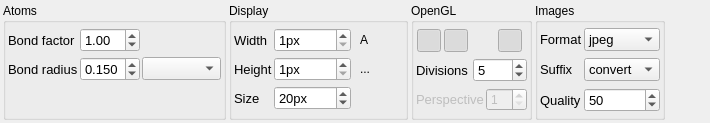
Above: tabs/settings.ui from piti-diablotin/qAgate before the change. Below: the same form after it.
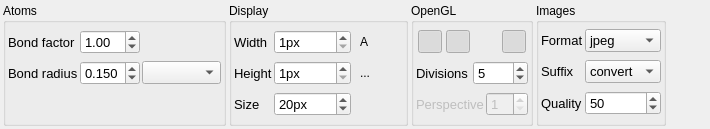
That is the form after the change. Icons and pictures are not drawn. Custom widgets are drawn as their Qt base class.

Commit message: Fix font size

Patch:
```diff
--- a/tabs/settings.ui
+++ b/tabs/settings.ui
@@ -7,7 +7,7 @@
     <x>0</x>
     <y>0</y>
     <width>710</width>
-    <height>123</height>
+    <height>129</height>
    </rect>
   </property>
   <property name="sizePolicy">
@@ -865,6 +865,11 @@
            <property name="enabled">
             <bool>false</bool>
            </property>
+           <property name="font">
+            <font>
+             <pointsize>10</pointsize>
+            </font>
+           </property>
            <property name="toolTip">
             <string>Angle for the perspective projection</string>
            </property>
```
